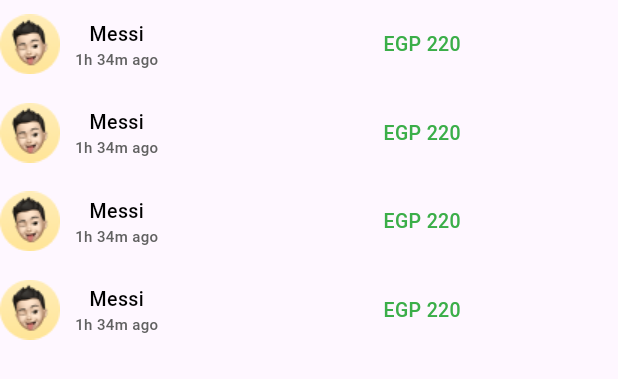
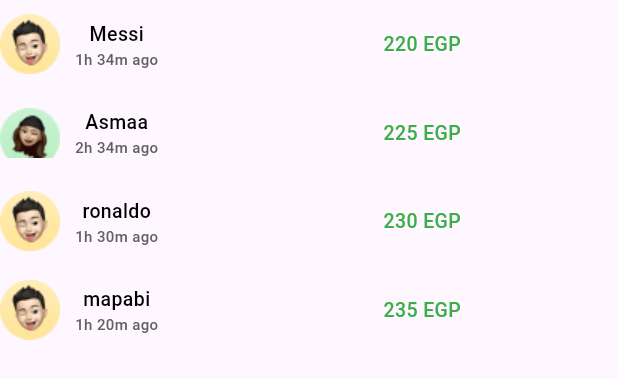
Before and after one commit to Marwanali2/ReNu_graduation_project, a Flutter app: the BiddersOfAntikaListView widget shown alone on an empty page, opened directly, on a phone screen of 412 x 824 dp. Shown: the top 379 px of the screen. Run offline on Flutter 3.47's test engine with Material 3 defaults, Android fonts, the phone set to English and light mode, and no system bars; our stand-ins replace bloc, country_code_picker, dropdown_button2, equatable, firebase_auth, firebase_core and 13 more; missing offline and left inert: linear_progress_bar, panara_dialogs; accounts and stored records are empty; Roboto replaces fonts that are missing (Poppins-Black.ttf); project files that could hold a hidden picture were left out.

Commit message:
edit list of bidders

```diff
--- a/lib/features/antica/presentation/views/widgets/custom_upload_image.dart
+++ b/lib/features/antica/presentation/views/widgets/custom_upload_image.dart
@@ -1,7 +1,6 @@
 import 'dart:io';
 
 import 'package:flutter/material.dart';
-import 'package:flutter/services.dart';
 import 'package:graduation_project/core/helpers/constants.dart';
 import 'package:graduation_project/core/theme/colors.dart';
 import 'package:image_picker/image_picker.dart';
--- a/lib/features/antica/presentation/views/widgets/listview_of_bidders_of_antika.dart
+++ b/lib/features/antica/presentation/views/widgets/listview_of_bidders_of_antika.dart
@@ -4,9 +4,43 @@ import 'package:graduation_project/core/helpers/constants.dart';
 import 'package:graduation_project/core/theme/colors.dart';
 import 'package:graduation_project/core/theme/styles.dart';
 
-class BiddersOfAntikaListView extends StatelessWidget {
+class BiddersOfAntikaListView extends StatefulWidget {
   const BiddersOfAntikaListView({super.key});
 
+  @override
+  State<BiddersOfAntikaListView> createState() => _BiddersOfAntikaListViewState();
+}
+
+class _BiddersOfAntikaListViewState extends State<BiddersOfAntikaListView> {
+List<Map<String,String>> bidders=[
+  {
+  'image':'assests/images/Ellipse199.png',
+  'name':'Messi',
+  'time':'1h 34m ago',
+  'price':'220 EGP'
+  },
+  {
+  'image':'assests/images/Ellipse19.png',
+  'name':'Asmaa',
+  'time':'2h 34m ago',
+  'price':'225 EGP'
+
+  },
+  {
+  'image':'assests/images/Ellipse199.png',
+  'name':'ronaldo',
+  'time':'1h 30m ago',
+  'price':'230 EGP'
+
+  },
+  {
+  'image':'assests/images/Ellipse199.png',
+  'name':'mapabi',
+  'time':'1h 20m ago',
+  'price':'235 EGP'
+
+  },
+];
   @override
   Widget build(BuildContext context) {
     return Expanded(
@@ -14,25 +48,25 @@ class BiddersOfAntikaListView extends StatelessWidget {
         padding: EdgeInsets.zero,
             scrollDirection: Axis.vertical,
             shrinkWrap: true,
-            itemCount:4 ,
+            itemCount:bidders.length ,
             itemBuilder: (context,index){
               return SizedBox(
                 height: 59,
                 child: Row(
                   children: [
-                    Image.asset('assests/images/Ellipse199.png'),
+                    Image.asset(bidders[index]['image']!),
                     Padding(
                       padding: const EdgeInsets.only(left: 10),
                       child: Column(
                         mainAxisAlignment: MainAxisAlignment.center,
                         children: [
 
-                          Text('Messi',style: Styles.textStyle13.copyWith(
+                          Text(bidders[index]['name']!,style: Styles.textStyle13.copyWith(
                             color:blackcolor,
                             fontWeight: FontWeight.w500,
                             fontFamily: poppinsBlackFont
                           ),),
-                         const Text('1h 34m ago',style: TextStyle(
+                          Text(bidders[index]['time']!,style:const TextStyle(
                             fontSize: 10,
                             color: Color(0xff616161
                 ),
@@ -45,7 +79,7 @@ class BiddersOfAntikaListView extends StatelessWidget {
 
                     Padding(
                       padding: const EdgeInsets.only(left: 150),
-                      child: Text('EGP 220',style: Styles.textStyle13.copyWith(
+                      child: Text(bidders[index]['price']!,style: Styles.textStyle13.copyWith(
                         color: borderFormColor,
                         fontWeight: FontWeight.w500,
                         fontFamily: poppinsBlackFont
```
Also changed, not shown: assests/images/Ellipse19.png (added).
